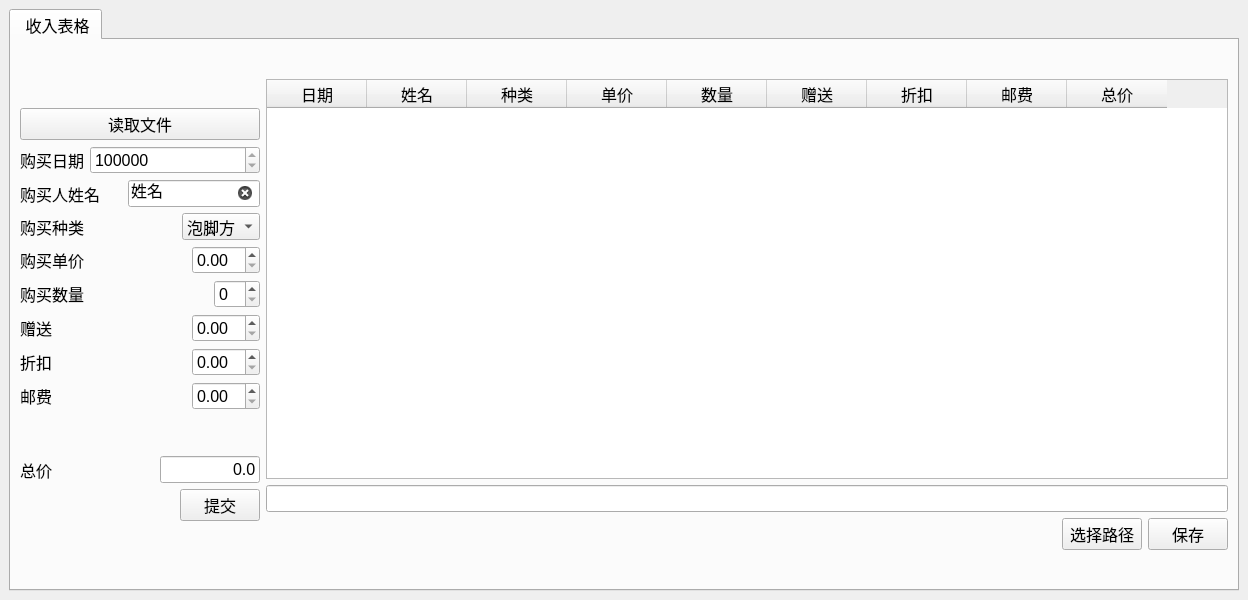
First picture: the form in hfx.ui, repository DongzhenHuangfu/My-Manage-App, before the edit.
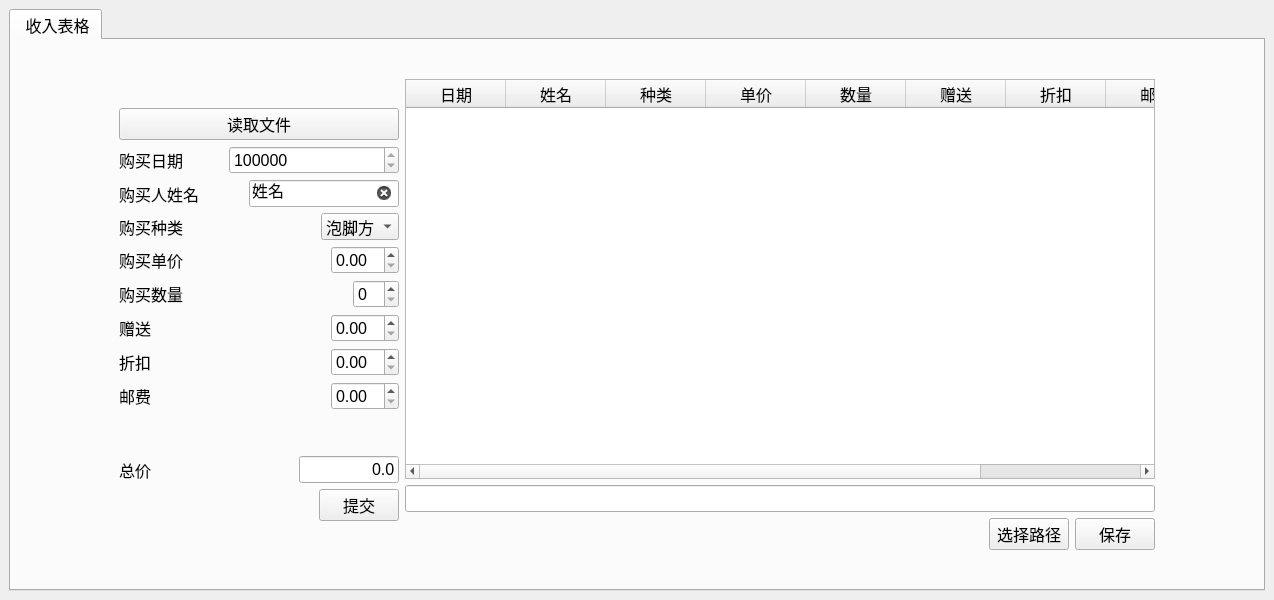
Second picture: the form after the edit.

Commit message: cosm: 调整表格大小

What changed in the file:
```diff
--- a/hfx.ui
+++ b/hfx.ui
@@ -6,7 +6,7 @@
    <rect>
     <x>0</x>
     <y>0</y>
-    <width>800</width>
+    <width>1274</width>
     <height>600</height>
    </rect>
   </property>
@@ -603,7 +603,7 @@
              <widget class="QTableWidget" name="tableWidgetIncome">
               <property name="minimumSize">
                <size>
-                <width>962</width>
+                <width>750</width>
                 <height>400</height>
                </size>
               </property>
```
The commit also changes 2 other files.
